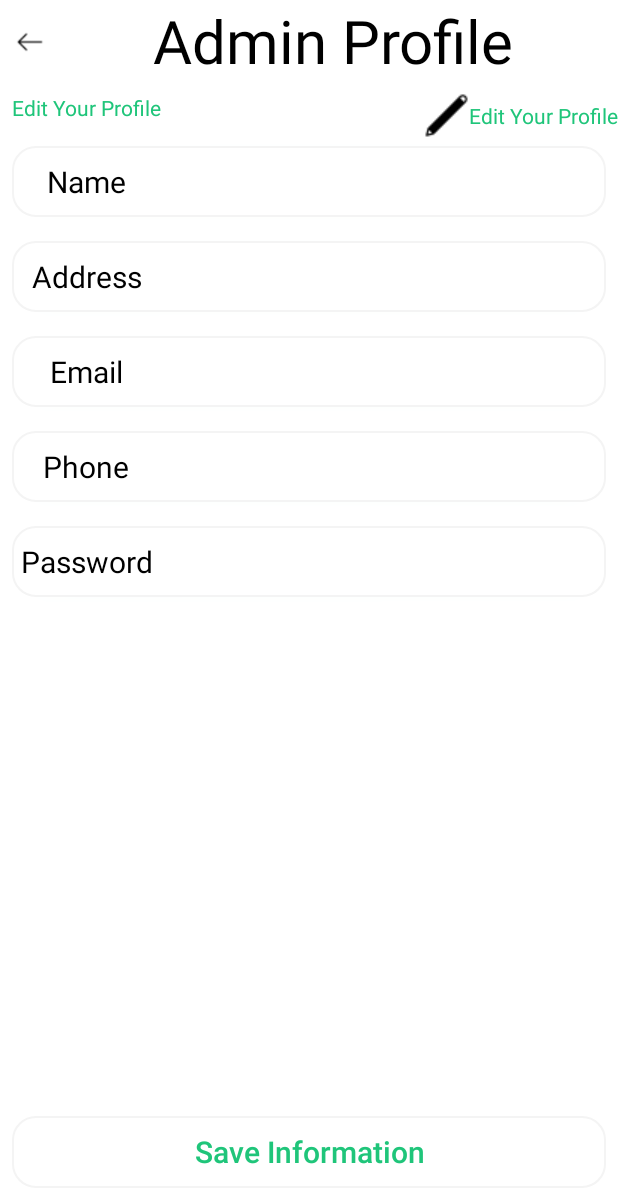
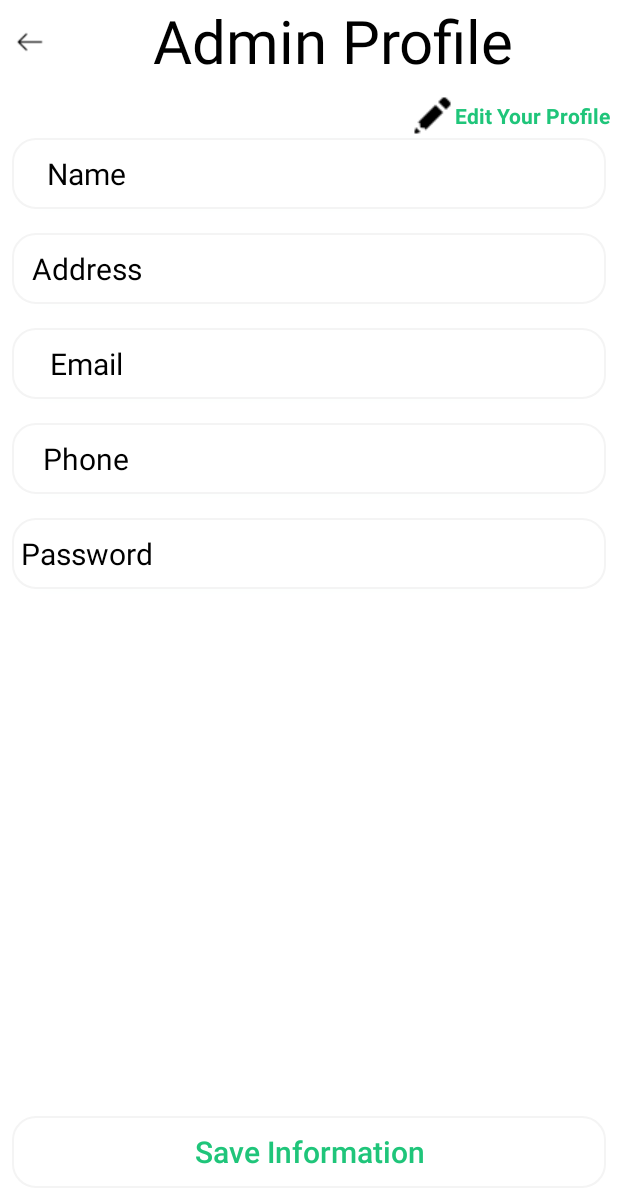
Before and after one commit to alexandracristea121/TastyGo-Admin, an Android app: the AdminProfileActivity screen opened directly, with no data from a screen before it, on a phone screen of 412 x 824 dp. Shown: the top 1203 px of the screen. Run offline under Robolectric (Android 15) with nearby library versions, the phone set to English and light mode, and no system bars; our stand-ins replace Firebase (no records; nobody signed in at launch, a user with empty details on screens opened directly).

Commit message:
modificare interfata admin

```diff
--- a/app/src/main/java/com/example/admin_food_app/AddItemActivity.kt
+++ b/app/src/main/java/com/example/admin_food_app/AddItemActivity.kt
@@ -136,6 +136,7 @@ class AddItemActivity : AppCompatActivity() {
         }
     }
 
+
     // Function to fetch restaurant data and populate the spinner
     private fun fetchRestaurantData() {
         val restaurantRef = database.getReference("Restaurants")
--- a/app/src/main/res/layout/activity_admin_profile.xml
+++ b/app/src/main/res/layout/activity_admin_profile.xml
@@ -35,39 +35,29 @@
         android:layout_width="wrap_content"
         android:layout_height="wrap_content"
         android:layout_marginTop="8dp"
+        android:layout_marginEnd="5dp"
         android:clickable="true"
-        android:drawableLeft="@drawable/edit"
+        android:drawableLeft="@drawable/edit25"
         android:gravity="center"
         android:text="Edit Your Profile"
         android:textColor="@color/textColor"
+        android:textStyle="bold"
         app:layout_constraintEnd_toEndOf="parent"
         app:layout_constraintTop_toBottomOf="@+id/textView14" />
-
-    <TextView
-        android:id="@+id/textView17"
-        android:layout_width="wrap_content"
-        android:layout_height="wrap_content"
-        android:layout_marginTop="8dp"
-        android:layout_marginEnd="8dp"
-        android:text="Edit Your Profile"
-        android:textColor="@color/textColor"
-        app:layout_constraintStart_toStartOf="@+id/backButton"
-        app:layout_constraintTop_toBottomOf="@+id/textView14"/>
 
     <LinearLayout
         android:id="@+id/linearLayout"
         android:layout_width="match_parent"
         android:layout_height="wrap_content"
         android:layout_marginStart="8dp"
-        android:layout_marginTop="16dp"
         android:layout_marginEnd="8dp"
         android:background="@drawable/edittextshape"
         android:elevation="2dp"
         android:orientation="horizontal"
+        android:outlineSpotShadowColor="@color/textColor"
         app:layout_constraintEnd_toEndOf="parent"
         app:layout_constraintStart_toStartOf="parent"
-        app:layout_constraintTop_toBottomOf="@+id/textView17"
-        android:outlineSpotShadowColor="@color/textColor">
+        app:layout_constraintTop_toBottomOf="@+id/editButton">
 
         <TextView
             android:layout_width="match_parent"
```
Also changed, not shown: app/src/main/res/layout/activity_main.xml (+20 -14 lines), app/src/main/res/drawable/edit15.png (added), app/src/main/res/drawable/edit25.png (added), app/src/main/res/drawable/edit30.png (added), app/src/main/res/drawable/edit40.png (added), app/src/main/res/drawable/editnou.png (added).
